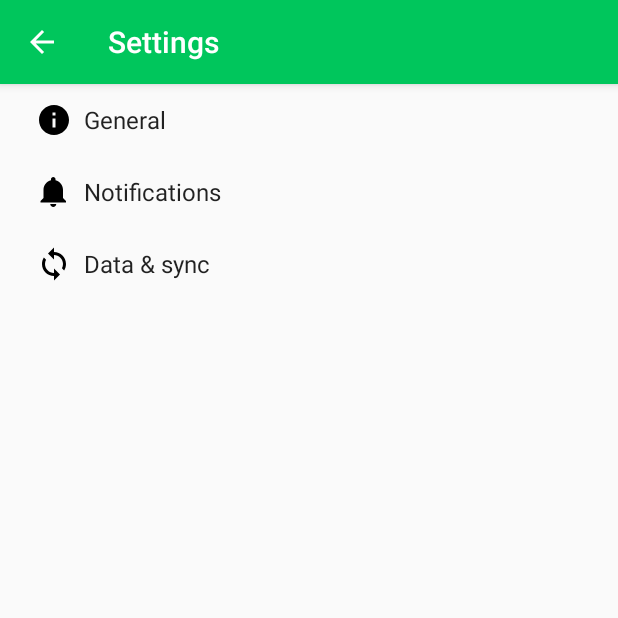
After one commit to CEBracco/MEMORIABraccoCuevas, an Android app: the SettingsActivity screen opened directly, with no data from a screen before it, on a phone screen of 412 x 824 dp, the top half of it. The commit adds this screen. Run offline under Robolectric (Android 15) with nearby library versions, the phone set to English and light mode, and no system bars.

Commit message:
settings screeen

```diff
--- a/app/build.gradle
+++ b/app/build.gradle
@@ -10,6 +10,7 @@
         versionCode 1
         versionName "1.0"
         testInstrumentationRunner "android.support.test.runner.AndroidJUnitRunner"
+        vectorDrawables.useSupportLibrary = true
     }
     buildTypes {
         release {
@@ -26,5 +27,7 @@
     })
     compile 'com.android.support:appcompat-v7:24.2.1'
     compile 'com.android.support:design:24.2.1'
+    compile 'com.android.support:support-v4:24.2.1'
+    compile 'com.android.support:support-vector-drawable:24.2.1'
     testCompile 'junit:junit:4.12'
 }
--- a/app/src/main/AndroidManifest.xml
+++ b/app/src/main/AndroidManifest.xml
@@ -18,6 +18,9 @@
                 <category android:name="android.intent.category.LAUNCHER" />
             </intent-filter>
         </activity>
+        <activity
+            android:name=".SettingsActivity"
+            android:label="@string/title_activity_settings"></activity>
     </application>
 
 </manifest>
--- /dev/null
+++ b/app/src/main/java/ar/org/cedica/memoriabraccocuevas/AppCompatPreferenceActivity.java
@@ -0,0 +1,109 @@
+package ar.org.cedica.memoriabraccocuevas;
+
+import android.content.res.Configuration;
+import android.os.Bundle;
+import android.preference.PreferenceActivity;
+import android.support.annotation.LayoutRes;
+import android.support.annotation.Nullable;
+import android.support.v7.app.ActionBar;
+import android.support.v7.app.AppCompatDelegate;
+import android.support.v7.widget.Toolbar;
+import android.view.MenuInflater;
+import android.view.View;
+import android.view.ViewGroup;
+
+/**
+ * A {@link android.preference.PreferenceActivity} which implements and proxies the necessary calls
+ * to be used with AppCompat.
+ */
+public abstract class AppCompatPreferenceActivity extends PreferenceActivity {
+
+    private AppCompatDelegate mDelegate;
+
+    @Override
+    protected void onCreate(Bundle savedInstanceState) {
+        getDelegate().installViewFactory();
+        getDelegate().onCreate(savedInstanceState);
+        super.onCreate(savedInstanceState);
+    }
+
+    @Override
+    protected void onPostCreate(Bundle savedInstanceState) {
+        super.onPostCreate(savedInstanceState);
+        getDelegate().onPostCreate(savedInstanceState);
+    }
+
+    public ActionBar getSupportActionBar() {
+        return getDelegate().getSupportActionBar();
+    }
+
+    public void setSupportActionBar(@Nullable Toolbar toolbar) {
+        getDelegate().setSupportActionBar(toolbar);
+    }
+
+    @Override
+    public MenuInflater getMenuInflater() {
+        return getDelegate().getMenuInflater();
+    }
+
+    @Override
+    public void setContentView(@LayoutRes int layoutResID) {
+        getDelegate().setContentView(layoutResID);
+    }
+
+    @Override
+    public void setContentView(View view) {
+        getDelegate().setContentView(view);
+    }
+
+    @Override
+    public void setContentView(View view, ViewGroup.LayoutParams params) {
+        getDelegate().setContentView(view, params);
+    }
+
+    @Override
+    public void addContentView(View view, ViewGroup.LayoutParams params) {
+        getDelegate().addContentView(view, params);
+    }
+
+    @Override
+    protected void onPostResume() {
+        super.onPostResume();
+        getDelegate().onPostResume();
+    }
+
+    @Override
+    protected void onTitleChanged(CharSequence title, int color) {
+        super.onTitleChanged(title, color);
+        getDelegate().setTitle(title);
+    }
+
+    @Override
+    public void onConfigurationChanged(Configuration newConfig) {
+        super.onConfigurationChanged(newConfig);
+        getDelegate().onConfigurationChanged(newConfig);
+    }
+
+    @Override
+    protected void onStop() {
+        super.onStop();
+        getDelegate().onStop();
+    }
+
+    @Override
+    protected void onDestroy() {
+        super.onDestroy();
+        getDelegate().onDestroy();
+    }
+
+    public void invalidateOptionsMenu() {
+        getDelegate().invalidateOptionsMenu();
+    }
+
+    private AppCompatDelegate getDelegate() {
+        if (mDelegate == null) {
+            mDelegate = AppCompatDelegate.create(this, null);
+        }
+        return mDelegate;
+    }
+}
--- /dev/null
+++ b/app/src/main/res/drawable/ic_info_black_24dp.xml
@@ -0,0 +1,9 @@
+<vector xmlns:android="http://schemas.android.com/apk/res/android"
+    android:width="24dp"
+    android:height="24dp"
+    android:viewportHeight="24.0"
+    android:viewportWidth="24.0">
+    <path
+        android:fillColor="#FF000000"
+        android:pathData="M12,2C6.48,2 2,6.48 2,12s4.48,10 10,10 10,-4.48 10,-10S17.52,2 12,2zm1,15h-2v-6h2v6zm0,-8h-2V7h2v2z" />
+</vector>
--- /dev/null
+++ b/app/src/main/res/drawable/ic_notifications_black_24dp.xml
@@ -0,0 +1,9 @@
+<vector xmlns:android="http://schemas.android.com/apk/res/android"
+    android:width="24dp"
+    android:height="24dp"
+    android:viewportHeight="24.0"
+    android:viewportWidth="24.0">
+    <path
+        android:fillColor="#FF000000"
+        android:pathData="M11.5,22c1.1,0 2,-0.9 2,-2h-4c0,1.1 0.9,2 2,2zm6.5,-6v-5.5c0,-3.07 -2.13,-5.64 -5,-6.32V3.5c0,-0.83 -0.67,-1.5 -1.5,-1.5S10,2.67 10,3.5v0.68c-2.87,0.68 -5,3.25 -5,6.32V16l-2,2v1h17v-1l-2,-2z" />
+</vector>
--- /dev/null
+++ b/app/src/main/res/drawable/ic_sync_black_24dp.xml
@@ -0,0 +1,9 @@
+<vector xmlns:android="http://schemas.android.com/apk/res/android"
+    android:width="24dp"
+    android:height="24dp"
+    android:viewportHeight="24.0"
+    android:viewportWidth="24.0">
+    <path
+        android:fillColor="#FF000000"
+        android:pathData="M12 4V1L8 5l4 4V6c3.31 0 6 2.69 6 6 0 1.01,-.25 1.97,-.7 2.8l1.46 1.46C19.54 15.03 20 13.57 20 12c0,-4.42,-3.58,-8,-8,-8zm0 14c-3.31 0,-6,-2.69,-6,-6 0,-1.01.25,-1.97.7,-2.8L5.24 7.74C4.46 8.97 4 10.43 4 12c0 4.42 3.58 8 8 8v3l4,-4,-4,-4v3z" />
+</vector>
--- a/app/src/main/res/values/strings.xml
+++ b/app/src/main/res/values/strings.xml
@@ -1,4 +1,77 @@
 <resources>
     <string name="app_name">MEMORIABraccoCuevas</string>
     <string name="action_settings">Settings</string>
+    <string name="title_activity_settings">Settings</string>
+
+    <!-- Strings related to Settings -->
+
+    <!-- Example General settings -->
+    <string name="pref_header_general">General</string>
+
+    <string name="pref_title_social_recommendations">Enable social recommendations</string>
+    <string name="pref_description_social_recommendations">Recommendations for people to contact
+        based on your message history
+    </string>
+
+    <string name="pref_title_display_name">Display name</string>
+    <string name="pref_default_display_name">John Smith</string>
+
+    <string name="pref_title_add_friends_to_messages">Add friends to messages</string>
+    <string-array name="pref_example_list_titles">
+        <item>Always</item>
+        <item>When possible</item>
+        <item>Never</item>
+    </string-array>
+    <string-array name="pref_example_list_values">
+        <item>1</item>
+        <item>0</item>
+        <item>-1</item>
+    </string-array>
+
+    <!-- Example settings for Data & Sync -->
+    <string name="pref_header_data_sync">Data &amp; sync</string>
+
+    <string name="pref_title_sync_frequency">Sync frequency</string>
+    <string-array name="pref_sync_frequency_titles">
+        <item>15 minutes</item>
+        <item>30 minutes</item>
+        <item>1 hour</item>
+        <item>3 hours</item>
+        <item>6 hours</item>
+        <item>Never</item>
+    </string-array>
+    <string-array name="pref_sync_frequency_values">
+        <item>15</item>
+        <item>30</item>
+        <item>60</item>
+        <item>180</item>
+        <item>360</item>
+        <item>-1</item>
+    </string-array>
+
+    <string-array name="list_preference_entries">
+        <item>Entry 1</item>
+        <item>Entry 2</item>
+        <item>Entry 3</item>
+    </string-array>
+
+    <string-array name="list_preference_entry_values">
+        <item>1</item>
+        <item>2</item>
+        <item>3</item>
+    </string-array>
+
+    <string-array name="multi_select_list_preference_default_value" />
+
+    <string name="pref_title_system_sync_settings">System sync settings</string>
+
+    <!-- Example settings for Notifications -->
+    <string name="pref_header_notifications">Notifications</string>
+
+    <string name="pref_title_new_message_notifications">New message notifications</string>
+
+    <string name="pref_title_ringtone">Ringtone</string>
+    <string name="pref_ringtone_silent">Silent</string>
+
+    <string name="pref_title_vibrate">Vibrate</string>
 </resources>
--- /dev/null
+++ b/app/src/main/res/xml/pref_data_sync.xml
@@ -0,0 +1,21 @@
+<PreferenceScreen xmlns:android="http://schemas.android.com/apk/res/android">
+
+    <!-- NOTE: Hide buttons to simplify the UI. Users can touch outside the dialog to
+         dismiss it. -->
+    <!-- NOTE: ListPreference's summary should be set to its value by the activity code. -->
+    <ListPreference
+        android:defaultValue="180"
+        android:entries="@array/pref_sync_frequency_titles"
+        android:entryValues="@array/pref_sync_frequency_values"
+        android:key="sync_frequency"
+        android:negativeButtonText="@null"
+        android:positiveButtonText="@null"
+        android:title="@string/pref_title_sync_frequency" />
+
+    <!-- This preference simply launches an intent when selected. Use this UI sparingly, per
+         design guidelines. -->
+    <Preference android:title="@string/pref_title_system_sync_settings">
+        <intent android:action="android.settings.SYNC_SETTINGS" />
+    </Preference>
+
+</PreferenceScreen>
--- /dev/null
+++ b/app/src/main/res/xml/pref_general.xml
@@ -0,0 +1,33 @@
+<PreferenceScreen xmlns:android="http://schemas.android.com/apk/res/android">
+
+    <SwitchPreference
+        android:defaultValue="true"
+        android:key="example_switch"
+        android:summary="@string/pref_description_social_recommendations"
+        android:title="@string/pref_title_social_recommendations" />
+
+    <!-- NOTE: EditTextPreference accepts EditText attributes. -->
+    <!-- NOTE: EditTextPreference's summary should be set to its value by the activity code. -->
+    <EditTextPreference
+        android:capitalize="words"
+        android:defaultValue="@string/pref_default_display_name"
+        android:inputType="textCapWords"
+        android:key="example_text"
+        android:maxLines="1"
+        android:selectAllOnFocus="true"
+        android:singleLine="true"
+        android:title="@string/pref_title_display_name" />
+
+    <!-- NOTE: Hide buttons to simplify the UI. Users can touch outside the dialog to
+         dismiss it. -->
+    <!-- NOTE: ListPreference's summary should be set to its value by the activity code. -->
+    <ListPreference
+        android:defaultValue="-1"
+        android:entries="@array/pref_example_list_titles"
+        android:entryValues="@array/pref_example_list_values"
+        android:key="example_list"
+        android:negativeButtonText="@null"
+        android:positiveButtonText="@null"
+        android:title="@string/pref_title_add_friends_to_messages" />
+
+</PreferenceScreen>
--- /dev/null
+++ b/app/src/main/res/xml/pref_headers.xml
@@ -0,0 +1,20 @@
+<preference-headers xmlns:android="http://schemas.android.com/apk/res/android">
+
+    <!-- These settings headers are only used on tablets. -->
+
+    <header
+        android:fragment="ar.org.cedica.memoriabraccocuevas.SettingsActivity$GeneralPreferenceFragment"
+        android:icon="@drawable/ic_info_black_24dp"
+        android:title="@string/pref_header_general" />
+
+    <header
+        android:fragment="ar.org.cedica.memoriabraccocuevas.SettingsActivity$NotificationPreferenceFragment"
+        android:icon="@drawable/ic_notifications_black_24dp"
+        android:title="@string/pref_header_notifications" />
+
+    <header
+        android:fragment="ar.org.cedica.memoriabraccocuevas.SettingsActivity$DataSyncPreferenceFragment"
+        android:icon="@drawable/ic_sync_black_24dp"
+        android:title="@string/pref_header_data_sync" />
+
+</preference-headers>
--- /dev/null
+++ b/app/src/main/res/xml/pref_notification.xml
@@ -0,0 +1,27 @@
+<PreferenceScreen xmlns:android="http://schemas.android.com/apk/res/android">
+
+    <!-- A 'parent' preference, which enables/disables child preferences (below)
+         when checked/unchecked. -->
+    <SwitchPreference
+        android:defaultValue="true"
+        android:key="notifications_new_message"
+        android:title="@string/pref_title_new_message_notifications" />
+
+    <!-- Allows the user to choose a ringtone in the 'notification' category. -->
+    <!-- NOTE: This preference will be enabled only when the checkbox above is checked. -->
+    <!-- NOTE: RingtonePreference's summary should be set to its value by the activity code. -->
+    <RingtonePreference
+        android:defaultValue="content://settings/system/notification_sound"
+        android:dependency="notifications_new_message"
+        android:key="notifications_new_message_ringtone"
+        android:ringtoneType="notification"
+        android:title="@string/pref_title_ringtone" />
+
+    <!-- NOTE: This preference will be enabled only when the checkbox above is checked. -->
+    <SwitchPreference
+        android:defaultValue="true"
+        android:dependency="notifications_new_message"
+        android:key="notifications_new_message_vibrate"
+        android:title="@string/pref_title_vibrate" />
+
+</PreferenceScreen>
```
Also changed, not shown: app/src/main/java/ar/org/cedica/memoriabraccocuevas/SettingsActivity.java (added, +254 -0 lines).
